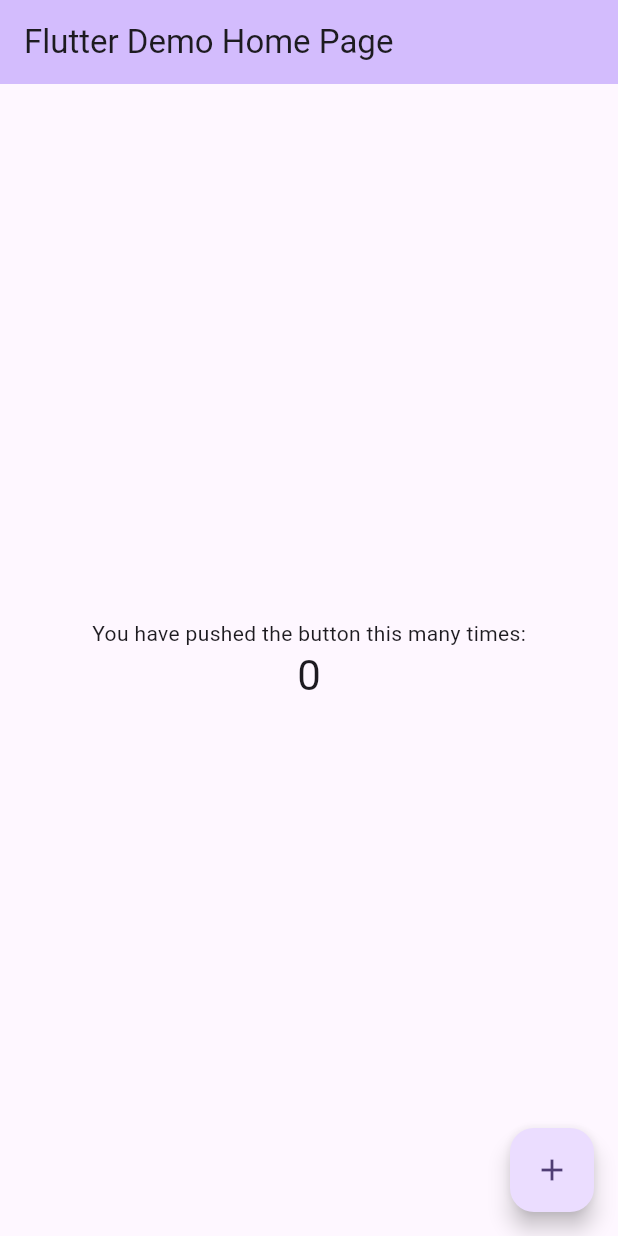
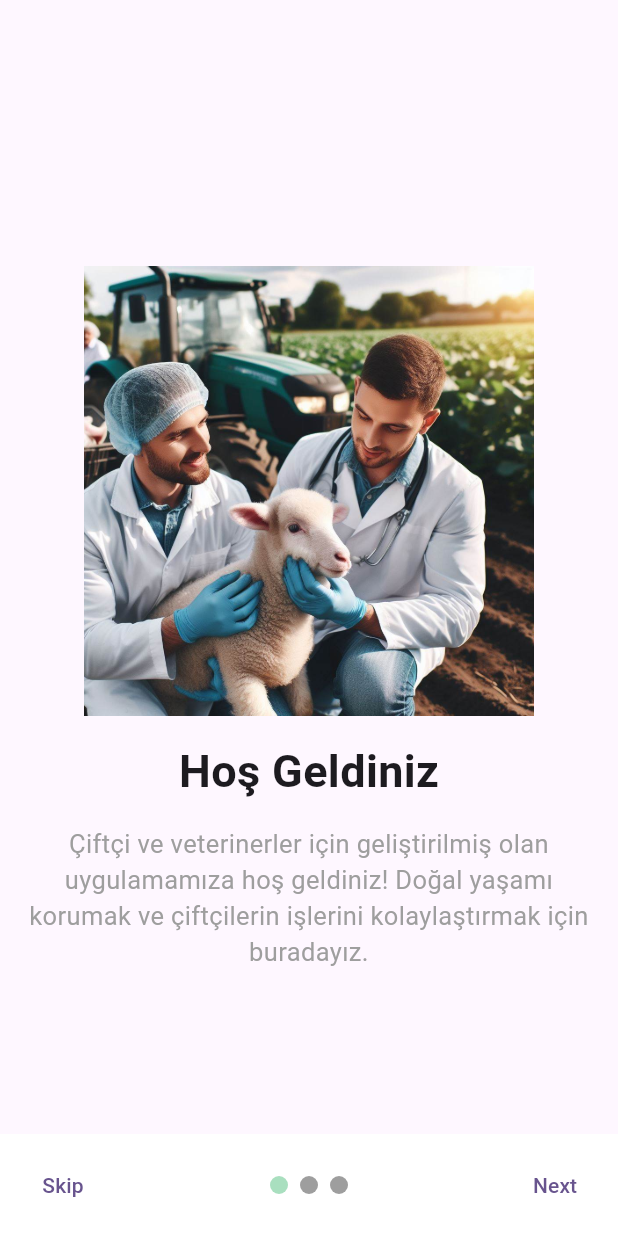
Before and after one commit to ArtunKARA/FarmerConnect, a Flutter app: the screen it shows after launch, on a phone screen of 412 x 824 dp. Run offline on Flutter 3.47's test engine with Material 3 defaults, Android fonts, the phone set to English and light mode, and no system bars; drawn by our look-alikes of smooth_page_indicator; our stand-ins replace shared_preferences.

Commit message:
onboard screen

```diff
--- /dev/null
+++ b/farmerconnect/lib/OnBoarding/onboardingInfo.dart
@@ -0,0 +1,11 @@
+class OnboardingInfo {
+  final String title;
+  final String description;
+  final String imageUrl;
+
+  OnboardingInfo({
+    required this.title,
+    required this.description,
+    required this.imageUrl,
+  });
+}
--- /dev/null
+++ b/farmerconnect/lib/OnBoarding/onboardingItems.dart
@@ -0,0 +1,21 @@
+import 'onboardingInfo.dart';
+
+class OnboardingItems {
+  List<OnboardingInfo> items = [
+    OnboardingInfo(
+      title: 'Hoş Geldiniz',
+      description: 'Çiftçi ve veterinerler için geliştirilmiş olan uygulamamıza hoş geldiniz! Doğal yaşamı korumak ve çiftçilerin işlerini kolaylaştırmak için buradayız.',
+      imageUrl: 'assets/onboarding1.jpeg',
+    ),
+    OnboardingInfo(
+      title: 'Hızlı Başlangıç',
+      description: 'Uygulamamız, çiftçilerin ve veterinerlerin günlük işlerini kolaylaştırmak için tasarlandı. Hayvanlarınızı ve tarlalarınızı yönetmek artık daha kolay!',
+      imageUrl: 'assets/onboarding2.jpeg',
+    ),
+    OnboardingInfo(
+      title: 'Kullanmaya Başlayın',
+      description: 'Şimdi harekete geçme zamanı! Uygulamayı keşfetmeye başlayın ve çiftçilik ve veterinerlik deneyiminizi daha verimli hale getirin.',
+      imageUrl: 'assets/onboarding3.jpeg',
+    ),
+  ];
+}
--- /dev/null
+++ b/farmerconnect/lib/OnBoarding/onboardingView.dart
@@ -0,0 +1,110 @@
+import 'package:farmerconnect/OnBoarding/onboardingItems.dart';
+import 'package:flutter/material.dart';
+import 'package:shared_preferences/shared_preferences.dart';
+import 'package:smooth_page_indicator/smooth_page_indicator.dart';
+import '../login.dart';
+
+class OnboardingView extends StatefulWidget {
+  const OnboardingView({super.key});
+
+  @override
+  State<OnboardingView> createState() => _OnboardingViewState();
+}
+
+class _OnboardingViewState extends State<OnboardingView> {
+  final controller = OnboardingItems();
+  final pageController = PageController();
+
+  bool isLastPage = false;
+
+  @override
+  Widget build(BuildContext context) {
+    return Scaffold(
+      bottomSheet: Container(
+        color: Colors.white,
+        padding: const EdgeInsets.symmetric(horizontal: 10,vertical: 10),
+        child: isLastPage? getStarted() : Row(
+          mainAxisAlignment: MainAxisAlignment.spaceBetween,
+          children: [
+
+            //Skip Button
+            TextButton(
+                onPressed: ()=>pageController.jumpToPage(controller.items.length-1),
+                child: const Text("Skip")),
+
+            //Indicator
+            SmoothPageIndicator(
+              controller: pageController,
+              count: controller.items.length,
+              onDotClicked: (index)=> pageController.animateToPage(index,
+                  duration: const Duration(milliseconds: 600), curve: Curves.easeIn),
+              effect: const WormEffect(
+                dotHeight: 12,
+                dotWidth: 12,
+                activeDotColor: Color(0xFFA9DFBF),
+              ),
+            ),
+
+            //Next Button
+            TextButton(
+                onPressed: ()=>pageController.nextPage(
+                    duration: const Duration(milliseconds: 600), curve: Curves.easeIn),
+                child: const Text("Next")),
+
+
+          ],
+        ),
+      ),
+      body: Container(
+        margin: const EdgeInsets.symmetric(horizontal: 15),
+        child: PageView.builder(
+            onPageChanged: (index)=> setState(()=> isLastPage = controller.items.length-1 == index),
+            itemCount: controller.items.length,
+            controller: pageController,
+            itemBuilder: (context,index){
+              return Column(
+                mainAxisAlignment: MainAxisAlignment.center,
+                children: [
+                  Image.asset(controller.items[index].imageUrl , height: 300, width: 300, fit: BoxFit.cover,),
+                  const SizedBox(height: 15),
+                  Text(controller.items[index].title,
+                    style: const TextStyle(fontSize: 30,fontWeight: FontWeight.bold),),
+                  const SizedBox(height: 15),
+                  Text(controller.items[index].description,
+                      style: const TextStyle(color: Colors.grey,fontSize: 17), textAlign: TextAlign.center),
+                ],
+              );
+
+            }),
+      ),
+    );
+  }
+
+  //Now the problem is when press get started button
+  // after re run the app we see again the onboarding screen
+  // so lets do one time onboarding
+
+  //Get started button
+
+  Widget getStarted(){
+    return Container(
+      decoration: BoxDecoration(
+          borderRadius: BorderRadius.circular(8),
+          color: Color(0xFF2ECC71)
+      ),
+      width: MediaQuery.of(context).size.width * .9,
+      height: 55,
+      child: TextButton(
+          onPressed: ()async{
+            final pres = await SharedPreferences.getInstance();
+            pres.setBool("onboarding", true);
+
+            //After we press get started button this onboarding value become true
+            // same key
+            if(!mounted)return;
+            Navigator.pushReplacement(context, MaterialPageRoute(builder: (context)=>Login()));
+          },
+          child: const Text("Başlayın",style: TextStyle(color: Colors.white),)),
+    );
+  }
+}
--- /dev/null
+++ b/farmerconnect/lib/login.dart
@@ -0,0 +1,21 @@
+import 'package:flutter/material.dart';
+import 'package:shared_preferences/shared_preferences.dart';
+
+class Login extends StatelessWidget {
+  const Login({super.key});
+
+  @override
+  Widget build(BuildContext context) {
+    return Scaffold(
+      body: Center(
+        child: TextButton(
+          onPressed: ()async{
+            final prefs = await SharedPreferences.getInstance();
+            prefs.setBool("Giriş Ekranı", false);
+          },
+          child: const Text("Giriş Ekranı"),
+        ),
+      ),
+    );
+  }
+}
--- a/farmerconnect/lib/main.dart
+++ b/farmerconnect/lib/main.dart
@@ -1,3 +1,4 @@
+import 'package:farmerconnect/OnBoarding/onboardingView.dart';
 import 'package:flutter/material.dart';
 
 void main() {
@@ -11,115 +12,13 @@
   @override
   Widget build(BuildContext context) {
     return MaterialApp(
+      debugShowCheckedModeBanner: false,
       title: 'Flutter Demo',
       theme: ThemeData(
-        // This is the theme of your application.
-        //
-        // TRY THIS: Try running your application with "flutter run". You'll see
-        // the application has a purple toolbar. Then, without quitting the app,
-        // try changing the seedColor in the colorScheme below to Colors.green
-        // and then invoke "hot reload" (save your changes or press the "hot
-        // reload" button in a Flutter-supported IDE, or press "r" if you used
-        // the command line to start the app).
-        //
-        // Notice that the counter didn't reset back to zero; the application
-        // state is not lost during the reload. To reset the state, use hot
-        // restart instead.
-        //
-        // This works for code too, not just values: Most code changes can be
-        // tested with just a hot reload.
         colorScheme: ColorScheme.fromSeed(seedColor: Colors.deepPurple),
         useMaterial3: true,
       ),
-      home: const MyHomePage(title: 'Flutter Demo Home Page'),
+      home: const OnboardingView(),
     );
   }
 }
-
-class MyHomePage extends StatefulWidget {
-  const MyHomePage({super.key, required this.title});
-
-  // This widget is the home page of your application. It is stateful, meaning
-  // that it has a State object (defined below) that contains fields that affect
-  // how it looks.
-
-  // This class is the configuration for the state. It holds the values (in this
-  // case the title) provided by the parent (in this case the App widget) and
-  // used by the build method of the State. Fields in a Widget subclass are
-  // always marked "final".
-
-  final String title;
-
-  @override
-  State<MyHomePage> createState() => _MyHomePageState();
-}
-
-class _MyHomePageState extends State<MyHomePage> {
-  int _counter = 0;
-
-  void _incrementCounter() {
-    setState(() {
-      // This call to setState tells the Flutter framework that something has
-      // changed in this State, which causes it to rerun the build method below
-      // so that the display can reflect the updated values. If we changed
-      // _counter without calling setState(), then the build method would not be
-      // called again, and so nothing would appear to happen.
-      _counter++;
-    });
-  }
-
-  @override
-  Widget build(BuildContext context) {
-    // This method is rerun every time setState is called, for instance as done
-    // by the _incrementCounter method above.
-    //
-    // The Flutter framework has been optimized to make rerunning build methods
-    // fast, so that you can just rebuild anything that needs updating rather
-    // than having to individually change instances of widgets.
-    return Scaffold(
-      appBar: AppBar(
-        // TRY THIS: Try changing the color here to a specific color (to
-        // Colors.amber, perhaps?) and trigger a hot reload to see the AppBar
-        // change color while the other colors stay the same.
-        backgroundColor: Theme.of(context).colorScheme.inversePrimary,
-        // Here we take the value from the MyHomePage object that was created by
-        // the App.build method, and use it to set our appbar title.
-        title: Text(widget.title),
-      ),
-      body: Center(
-        // Center is a layout widget. It takes a single child and positions it
-        // in the middle of the parent.
-        child: Column(
-          // Column is also a layout widget. It takes a list of children and
-          // arranges them vertically. By default, it sizes itself to fit its
-          // children horizontally, and tries to be as tall as its parent.
-          //
-          // Column has various properties to control how it sizes itself and
-          // how it positions its children. Here we use mainAxisAlignment to
-          // center the children vertically; the main axis here is the vertical
-          // axis because Columns are vertical (the cross axis would be
-          // horizontal).
-          //
-          // TRY THIS: Invoke "debug painting" (choose the "Toggle Debug Paint"
-          // action in the IDE, or press "p" in the console), to see the
-          // wireframe for each widget.
-          mainAxisAlignment: MainAxisAlignment.center,
-          children: <Widget>[
-            const Text(
-              'You have pushed the button this many times:',
-            ),
-            Text(
-              '$_counter',
-              style: Theme.of(context).textTheme.headlineMedium,
-            ),
-          ],
-        ),
-      ),
-      floatingActionButton: FloatingActionButton(
-        onPressed: _incrementCounter,
-        tooltip: 'Increment',
-        child: const Icon(Icons.add),
-      ), // This trailing comma makes auto-formatting nicer for build methods.
-    );
-  }
-}
--- a/farmerconnect/pubspec.yaml
+++ b/farmerconnect/pubspec.yaml
@@ -35,6 +35,8 @@ dependencies:
   # The following adds the Cupertino Icons font to your application.
   # Use with the CupertinoIcons class for iOS style icons.
   cupertino_icons: ^1.0.6
+  smooth_page_indicator: ^1.1.0
+  shared_preferences: ^2.2.3
 
 dev_dependencies:
   flutter_test:
@@ -59,8 +61,8 @@ flutter:
   uses-material-design: true
 
   # To add assets to your application, add an assets section, like this:
-  # assets:
-  #   - images/a_dot_burr.jpeg
+  assets:
+  - assets/
   #   - images/a_dot_ham.jpeg
 
   # An image asset can refer to one or more resolution-specific "variants", see
```
Also changed, not shown: farmerconnect/assets/onboarding1.jpeg (added), farmerconnect/assets/onboarding2.jpeg (added), farmerconnect/assets/onboarding3.jpeg (added), farmerconnect/pubspec.lock.
